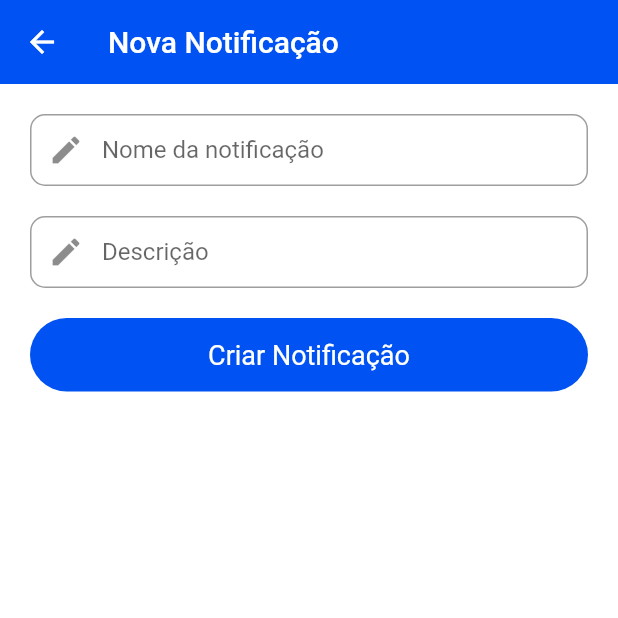
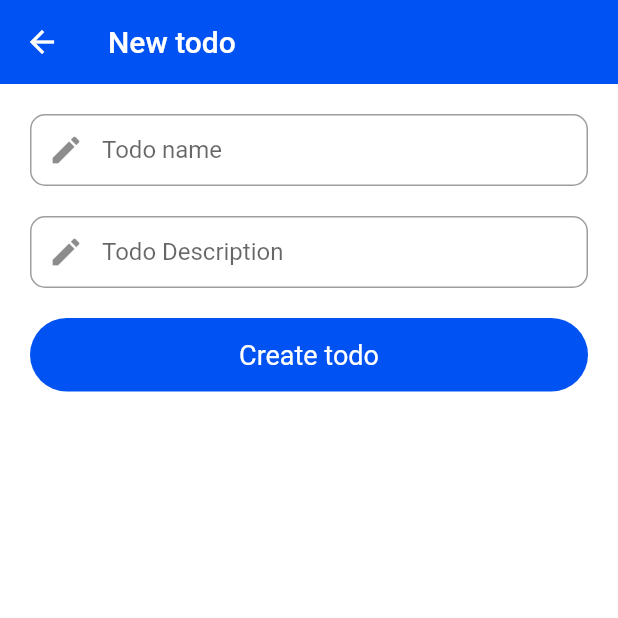
Before and after one commit to C4co/flutter_todolist, a Flutter app: the screen it shows after launch, after a tap on the "add" icon, on a phone screen of 412 x 824 dp, the top half of it. Run offline on Flutter 3.47's test engine with Material 2 defaults, Android fonts, the phone set to English and light mode, and no system bars; our stand-ins replace drift, go_router; accounts and stored records are empty; generated files the repository leaves out were written again.

Commit message:
update: views

```diff
--- a/lib/pages/home/components/empty_list_component.dart
+++ b/lib/pages/home/components/empty_list_component.dart
@@ -16,7 +16,7 @@ class EmptyList extends StatelessWidget {
             const Text('🐞', style: TextStyle(fontSize: 50)),
             const SizedBox(height: 20),
             Text(
-              'Aperte o botão no canto de baixo para criar a sua primeira notificação.',
+              'Empty list, press the float button to create the first todo',
               textAlign: TextAlign.center,
               style: ProjectText.text,
             ),
--- a/lib/pages/home/home_page.dart
+++ b/lib/pages/home/home_page.dart
@@ -23,7 +23,7 @@ class _HomePageState extends State<HomePage> {
     return Scaffold(
       backgroundColor: Colors.grey.shade300,
       appBar: AppBar(
-        title: const Text('flutter_todolist'),
+        title: const Text('Todo list'),
       ),
       floatingActionButton: FloatingActionButton(
         onPressed: () {
@@ -37,7 +37,8 @@ class _HomePageState extends State<HomePage> {
           var items = snapshot.data;
 
           if (snapshot.hasError) {
-            return const Text('Error');
+            print(snapshot.error);
+            return const Text('Error here!');
           }
 
           if (snapshot.hasData && snapshot.data!.toList().isEmpty) {
--- a/lib/pages/new_todo/new_todo.dart
+++ b/lib/pages/new_todo/new_todo.dart
@@ -1,8 +1,10 @@
+import 'package:drift/drift.dart' show Value;
 import 'package:flutter/material.dart';
 import 'package:go_router/go_router.dart';
 import 'package:flutter_todolist/data/database/local_database.dart';
 import 'package:flutter_todolist/data/repositories/local_repository.dart';
 import 'package:flutter_todolist/pages/home/home_controller.dart';
+import 'package:intl/intl.dart';
 
 class NewTodoPage extends StatefulWidget {
   const NewTodoPage({super.key});
@@ -21,7 +23,7 @@ class _NewTodoPageState extends State<NewTodoPage> {
   @override
   Widget build(BuildContext context) {
     return Scaffold(
-      appBar: AppBar(title: const Text('Nova Notificação')),
+      appBar: AppBar(title: const Text('New todo')),
       body: SingleChildScrollView(
         padding: const EdgeInsets.all(20),
         child: Form(
@@ -34,7 +36,7 @@ class _NewTodoPageState extends State<NewTodoPage> {
                 validator: HomeController.validateName,
                 decoration: const InputDecoration(
                   prefixIcon: Icon(Icons.edit),
-                  label: Text('Nome da notificação'),
+                  label: Text('Todo name'),
                 ),
               ),
               const SizedBox(height: 20),
@@ -45,7 +47,7 @@ class _NewTodoPageState extends State<NewTodoPage> {
                 keyboardType: TextInputType.multiline,
                 decoration: const InputDecoration(
                   prefixIcon: Icon(Icons.edit),
-                  label: Text('Descrição'),
+                  label: Text('Todo Description'),
                 ),
               ),
               const SizedBox(height: 20),
@@ -56,8 +58,8 @@ class _NewTodoPageState extends State<NewTodoPage> {
                       TodoLocalCompanion.insert(
                         name: _nameController.text,
                         description: _descriptionController.text,
-                        hour: TimeOfDay.now().hour,
-                        minute: TimeOfDay.now().minute,
+                        createdAt: DateFormat.yMMMEd().format(DateTime.now()),
+                        updatedAt: const Value(null),
                       ),
                     );
 
@@ -69,7 +71,7 @@ class _NewTodoPageState extends State<NewTodoPage> {
                 child: const SizedBox(
                   width: double.infinity,
                   child: Center(
-                    child: Text('Criar Notificação'),
+                    child: Text('Create todo'),
                   ),
                 ),
               )
```
Also changed, not shown: lib/pages/details/details_page.dart (+22 -6 lines), lib/pages/home/components/list_todo_cards_component.dart (+1 -6 lines), lib/pages/home/components/todo_card_component.dart (+28 -16 lines).
